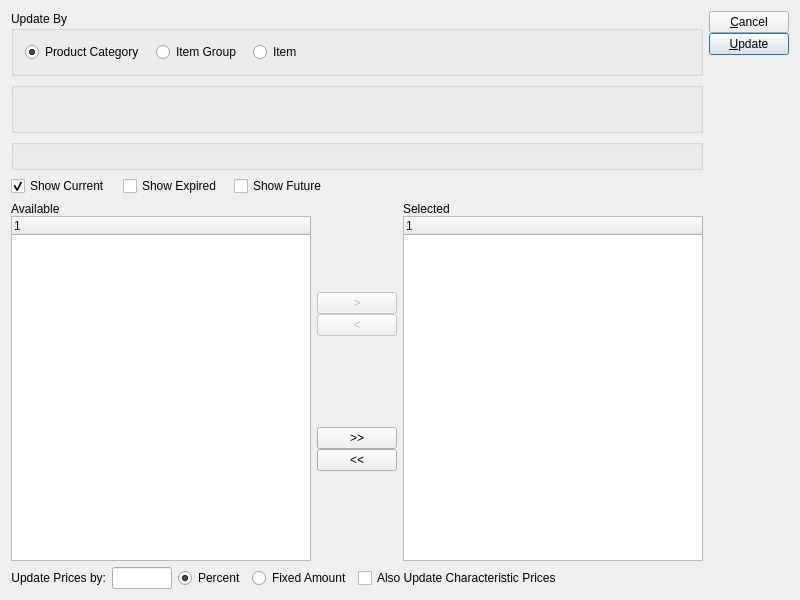
Qt form guiclient/updatePrices.ui (Pegasus-RPG/xtuple-client) before a commit.
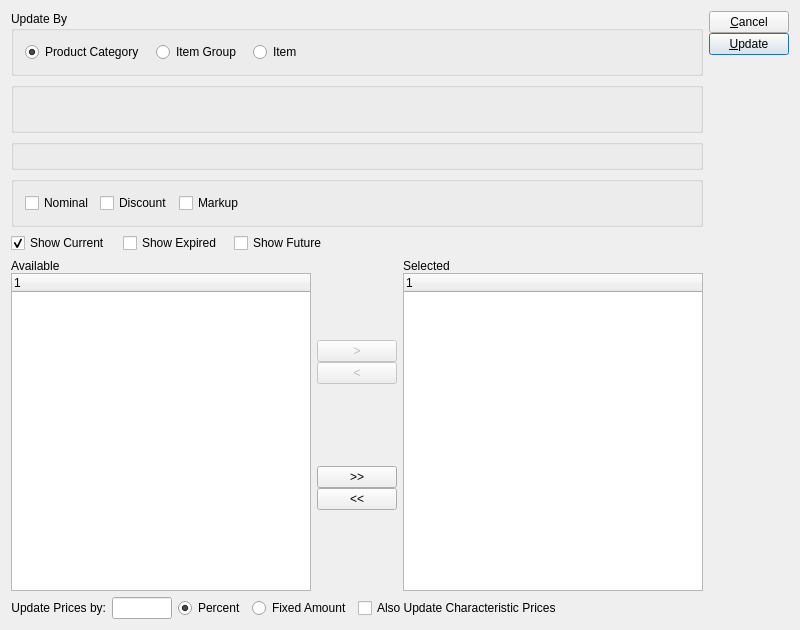
The same form after that commit. Custom widgets are drawn as their Qt base class.

Commit message: Issue #22824:add abilty to update discount and markup schedules

```diff
--- a/guiclient/updatePrices.ui
+++ b/guiclient/updatePrices.ui
@@ -14,7 +14,7 @@
     <x>0</x>
     <y>0</y>
     <width>800</width>
-    <height>600</height>
+    <height>630</height>
    </rect>
   </property>
   <property name="windowTitle">
@@ -80,134 +80,7 @@
      </layout>
     </widget>
    </item>
-   <item row="0" column="1" rowspan="5">
-    <layout class="QVBoxLayout">
-     <property name="spacing">
-      <number>0</number>
-     </property>
-     <item>
-      <widget class="QPushButton" name="_close">
-       <property name="text">
-        <string>&amp;Cancel</string>
-       </property>
-      </widget>
-     </item>
-     <item>
-      <widget class="QPushButton" name="_update">
-       <property name="text">
-        <string>&amp;Update</string>
-       </property>
-       <property name="autoDefault">
-        <bool>true</bool>
-       </property>
-       <property name="default">
-        <bool>true</bool>
-       </property>
-      </widget>
-     </item>
-     <item>
-      <spacer>
-       <property name="orientation">
-        <enum>Qt::Vertical</enum>
-       </property>
-       <property name="sizeType">
-        <enum>QSizePolicy::Expanding</enum>
-       </property>
-       <property name="sizeHint" stdset="0">
-        <size>
-         <width>20</width>
-         <height>20</height>
-        </size>
-       </property>
-      </spacer>
-     </item>
-    </layout>
-   </item>
-   <item row="1" column="0">
-    <widget class="QGroupBox" name="_group">
-     <property name="title">
-      <string/>
-     </property>
-     <layout class="QGridLayout" name="gridLayout">
-      <item row="0" column="0">
-       <layout class="QHBoxLayout" name="horizontalLayout">
-        <item>
-         <layout class="QVBoxLayout" name="verticalLayout">
-          <item>
-           <widget class="ItemCluster" name="_item"/>
-          </item>
-         </layout>
-        </item>
-        <item>
-         <spacer name="horizontalSpacer">
-          <property name="orientation">
-           <enum>Qt::Horizontal</enum>
-          </property>
-          <property name="sizeHint" stdset="0">
-           <size>
-            <width>0</width>
-            <height>20</height>
-           </size>
-          </property>
-         </spacer>
-        </item>
-       </layout>
-      </item>
-     </layout>
-    </widget>
-   </item>
-   <item row="2" column="0">
-    <widget class="ParameterGroup" name="_paramGroup">
-     <property name="type">
-      <enum>ParameterGroup::ProductCategory</enum>
-     </property>
-    </widget>
-   </item>
-   <item row="3" column="0">
-    <layout class="QHBoxLayout" name="horizontalLayout_6">
-     <property name="spacing">
-      <number>12</number>
-     </property>
-     <item>
-      <widget class="QCheckBox" name="_showCurrent">
-       <property name="text">
-        <string>Show Current</string>
-       </property>
-       <property name="checked">
-        <bool>true</bool>
-       </property>
-      </widget>
-     </item>
-     <item>
-      <widget class="QCheckBox" name="_showExpired">
-       <property name="text">
-        <string>Show Expired</string>
-       </property>
-      </widget>
-     </item>
-     <item>
-      <widget class="QCheckBox" name="_showEffective">
-       <property name="text">
-        <string>Show Future</string>
-       </property>
-      </widget>
-     </item>
-     <item>
-      <spacer name="horizontalSpacer_3">
-       <property name="orientation">
-        <enum>Qt::Horizontal</enum>
-       </property>
-       <property name="sizeHint" stdset="0">
-        <size>
-         <width>40</width>
-         <height>20</height>
-        </size>
-       </property>
-      </spacer>
-     </item>
-    </layout>
-   </item>
-   <item row="4" column="0">
+   <item row="5" column="0">
     <widget class="QFrame" name="_frame">
      <property name="sizePolicy">
       <sizepolicy hsizetype="Preferred" vsizetype="Preferred">
@@ -346,7 +219,183 @@
      </layout>
     </widget>
    </item>
-   <item row="5" column="0">
+   <item row="0" column="1" rowspan="6">
+    <layout class="QVBoxLayout">
+     <property name="spacing">
+      <number>0</number>
+     </property>
+     <item>
+      <widget class="QPushButton" name="_close">
+       <property name="text">
+        <string>&amp;Cancel</string>
+       </property>
+      </widget>
+     </item>
+     <item>
+      <widget class="QPushButton" name="_update">
+       <property name="text">
+        <string>&amp;Update</string>
+       </property>
+       <property name="autoDefault">
+        <bool>true</bool>
+       </property>
+       <property name="default">
+        <bool>true</bool>
+       </property>
+      </widget>
+     </item>
+     <item>
+      <spacer>
+       <property name="orientation">
+        <enum>Qt::Vertical</enum>
+       </property>
+       <property name="sizeType">
+        <enum>QSizePolicy::Expanding</enum>
+       </property>
+       <property name="sizeHint" stdset="0">
+        <size>
+         <width>20</width>
+         <height>20</height>
+        </size>
+       </property>
+      </spacer>
+     </item>
+    </layout>
+   </item>
+   <item row="4" column="0">
+    <layout class="QHBoxLayout" name="horizontalLayout_6">
+     <property name="spacing">
+      <number>12</number>
+     </property>
+     <item>
+      <widget class="QCheckBox" name="_showCurrent">
+       <property name="text">
+        <string>Show Current</string>
+       </property>
+       <property name="checked">
+        <bool>true</bool>
+       </property>
+      </widget>
+     </item>
+     <item>
+      <widget class="QCheckBox" name="_showExpired">
+       <property name="text">
+        <string>Show Expired</string>
+       </property>
+      </widget>
+     </item>
+     <item>
+      <widget class="QCheckBox" name="_showEffective">
+       <property name="text">
+        <string>Show Future</string>
+       </property>
+      </widget>
+     </item>
+     <item>
+      <spacer name="horizontalSpacer_3">
+       <property name="orientation">
+        <enum>Qt::Horizontal</enum>
+       </property>
+       <property name="sizeHint" stdset="0">
+        <size>
+         <width>40</width>
+         <height>20</height>
+        </size>
+       </property>
+      </spacer>
+     </item>
+    </layout>
+   </item>
+   <item row="3" column="0">
+    <widget class="QGroupBox" name="_typeGroup">
+     <property name="minimumSize">
+      <size>
+       <width>0</width>
+       <height>0</height>
+      </size>
+     </property>
+     <property name="title">
+      <string/>
+     </property>
+     <layout class="QHBoxLayout" name="horizontalLayout_7">
+      <item>
+       <widget class="XCheckBox" name="_nominal">
+        <property name="text">
+         <string>Nominal</string>
+        </property>
+       </widget>
+      </item>
+      <item>
+       <widget class="XCheckBox" name="_discount">
+        <property name="text">
+         <string>Discount</string>
+        </property>
+       </widget>
+      </item>
+      <item>
+       <widget class="XCheckBox" name="_markup">
+        <property name="text">
+         <string>Markup</string>
+        </property>
+       </widget>
+      </item>
+      <item>
+       <spacer name="horizontalSpacer_4">
+        <property name="orientation">
+         <enum>Qt::Horizontal</enum>
+        </property>
+        <property name="sizeHint" stdset="0">
+         <size>
+          <width>40</width>
+          <height>20</height>
+         </size>
+        </property>
+       </spacer>
+      </item>
+     </layout>
+    </widget>
+   </item>
+   <item row="1" column="0">
+    <widget class="QGroupBox" name="_group">
+     <property name="title">
+      <string/>
+     </property>
+     <layout class="QGridLayout" name="gridLayout">
+      <item row="0" column="0">
+       <layout class="QHBoxLayout" name="horizontalLayout">
+        <item>
+         <layout class="QVBoxLayout" name="verticalLayout">
+          <item>
+           <widget class="ItemCluster" name="_item"/>
+          </item>
+         </layout>
+        </item>
+        <item>
+         <spacer name="horizontalSpacer">
+          <property name="orientation">
+           <enum>Qt::Horizontal</enum>
+          </property>
+          <property name="sizeHint" stdset="0">
+           <size>
+            <width>0</width>
+            <height>20</height>
+           </size>
+          </property>
+         </spacer>
+        </item>
+       </layout>
+      </item>
+     </layout>
+    </widget>
+   </item>
+   <item row="2" column="0">
+    <widget class="ParameterGroup" name="_paramGroup">
+     <property name="type">
+      <enum>ParameterGroup::ProductCategory</enum>
+     </property>
+    </widget>
+   </item>
+   <item row="6" column="0">
     <layout class="QGridLayout" name="gridLayout_2">
      <item row="0" column="0">
       <layout class="QHBoxLayout" name="horizontalLayout_3">
```
The commit also changes 1 other file.
